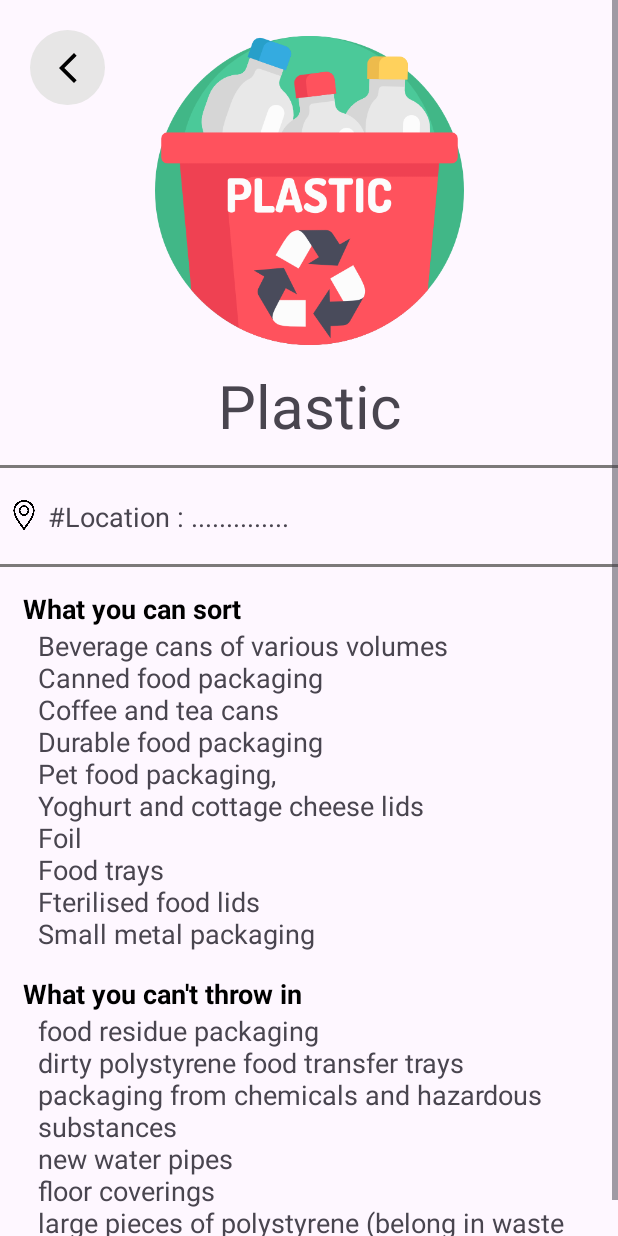
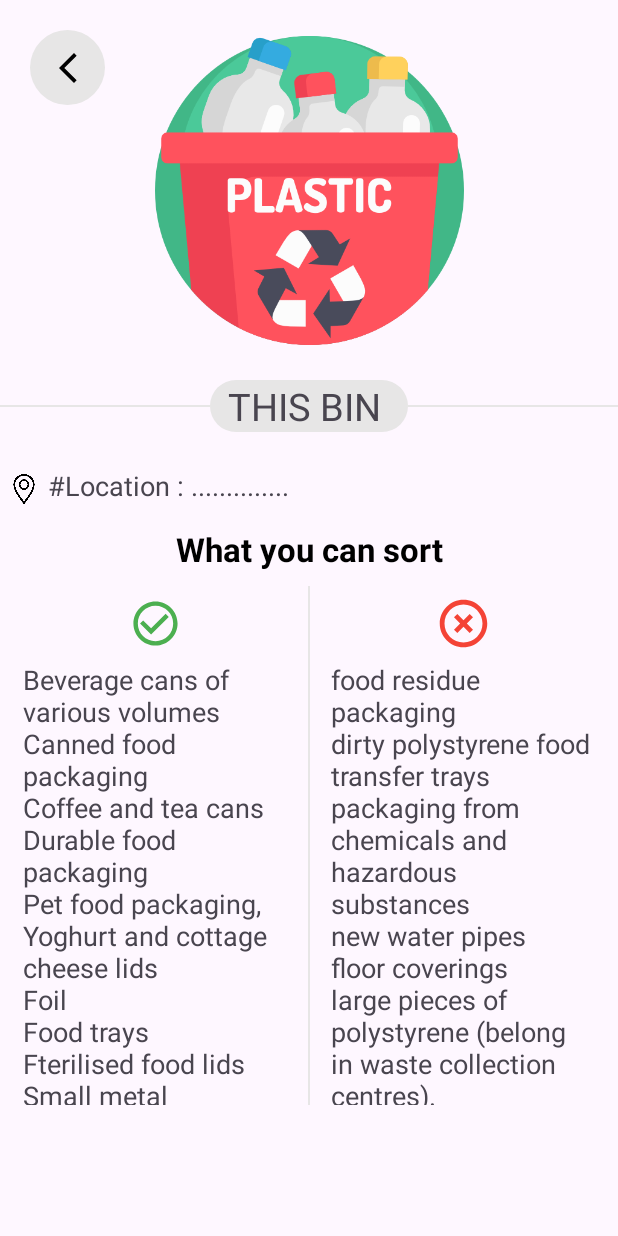
Before and after one commit to hugo-k/MobileApp, an Android app: the Data_display screen opened directly, with no data from a screen before it, on a phone screen of 412 x 824 dp. Run offline under Robolectric (Android 15) with nearby library versions, the phone set to English and light mode, and no system bars.

Commit message:
reworking of data display view

```diff
--- a/app/src/main/java/com/example/mobileapp/Data_display.java
+++ b/app/src/main/java/com/example/mobileapp/Data_display.java
@@ -32,9 +32,17 @@ public class Data_display extends AppCompatActivity {
             }
         });
 
-        String tid = JSONFileReader.dataToSearch(this, 0, "attributes", "tid");
-        String binCategory = JSONFileReader.dataToSearch(this, 0, "attributes", "komodita_odpad_separovany");
+        // Take datas send by InfoFragment from MapsActivity
+        Bundle extras = getIntent().getExtras();
+        if(extras != null) {
 
+            String addressFromActivity = extras.getString("address");
+            String tagFromActivity = extras.getString("index");
+
+            TextView textViewLocation = findViewById(R.id.textView02);
+            textViewLocation.setText(addressFromActivity);
+
+            String binCategory = JSONFileReader.dataToSearch(this, Integer.parseInt(tagFromActivity), "attributes", "komodita_odpad_separovany");
 
             switch (binCategory) {
                 case "Plasty, nápojové kartony a hliníkové plechovky od nápojů":
@@ -62,18 +70,8 @@ public class Data_display extends AppCompatActivity {
             }
 
             //Print in text view
-        TextView TestTextView = findViewById(R.id.textView01);
-        TestTextView.setText(binCategory);
-
-        // Take datas send by InfoFragment from MapsActivity
-        Bundle extras = getIntent().getExtras();
-        if(extras != null){
-            String addressFromActivity = extras.getString("address");
-            String tagFromActivity = extras.getString("tid");
-            Log.d("GetAd", "tag : " + tagFromActivity);
-
-            TextView textViewLocation = findViewById(R.id.textView02);
-            textViewLocation.setText(addressFromActivity);
+            //TextView TestTextView = findViewById(R.id.textView01);
+            //TestTextView.setText(binCategory);
         }
 
     }
--- a/app/src/main/java/com/example/mobileapp/InfoFragment.java
+++ b/app/src/main/java/com/example/mobileapp/InfoFragment.java
@@ -33,13 +33,12 @@ public class InfoFragment extends Fragment {
             public void onClick(View view) {
 
                 String addressFromActivity = getArguments().getString("address");
-                String tagFromActivity = getArguments().getString("tid");
-                Log.d("GetAddress", "address from act :" + addressFromActivity);
+                String tagFromActivity = getArguments().getString("index");
 
                 Intent i = new Intent(getActivity(), Data_display.class);
                 i.putExtra("address", addressFromActivity);
-                i.putExtra("tid", tagFromActivity);
-                Log.d("GetAd", "frag : " + addressFromActivity);
+                i.putExtra("index", tagFromActivity);
+
                 startActivity(i);
             }
         });
--- a/app/src/main/java/com/example/mobileapp/MapsActivity.java
+++ b/app/src/main/java/com/example/mobileapp/MapsActivity.java
@@ -86,8 +86,7 @@ public class MapsActivity extends AppCompatActivity implements OnMapReadyCallbac
         if (infoFragment != null) {
             Bundle bundle = new Bundle();
             bundle.putString("address", addressText);
-            bundle.putString("tid", tagText);
-            Log.d("GetAd", "act1 : " + addressText);
+            bundle.putString("index", tagText);
             infoFragment.setArguments(bundle);
 
             infoFragment.updatePostalAddress(addressText);
@@ -159,10 +158,11 @@ public class MapsActivity extends AppCompatActivity implements OnMapReadyCallbac
             LatLng markerPosition = new LatLng(Double.parseDouble(y), Double.parseDouble(x)); // Latitude and longitude
             Marker marker = mMap.addMarker(new MarkerOptions().position(markerPosition));
 
-            // Search and give TID identification as TAG to the marker
+            /* Search and give TID identification as TAG to the marker
             String tid = JSONFileReader.dataToSearch(this, i, "attributes", "tid");
             marker.setTag(Integer.parseInt(tid));
-
+            */
+            marker.setTag(i);
             marker.showInfoWindow();
         }
     }
--- /dev/null
+++ b/app/src/main/res/drawable/baseline_check_circle_outline_24.xml
@@ -0,0 +1,8 @@
+<vector android:tint="#4CAF50"
+    android:viewportHeight="24"
+    android:viewportWidth="24"
+    android:width="35dp"
+    android:height="35dp"
+    xmlns:android="http://schemas.android.com/apk/res/android">
+    <path android:fillColor="@android:color/white" android:pathData="M16.59,7.58L10,14.17l-3.59,-3.58L5,12l5,5 8,-8zM12,2C6.48,2 2,6.48 2,12s4.48,10 10,10 10,-4.48 10,-10S17.52,2 12,2zM12,20c-4.42,0 -8,-3.58 -8,-8s3.58,-8 8,-8 8,3.58 8,8 -3.58,8 -8,8z"/>
+</vector>
--- /dev/null
+++ b/app/src/main/res/drawable/baseline_highlight_off_24.xml
@@ -0,0 +1,9 @@
+<vector
+    android:tint="#F44336"
+    android:viewportHeight="24"
+    android:viewportWidth="24"
+    android:width="38dp"
+    android:height="38dp"
+    xmlns:android="http://schemas.android.com/apk/res/android">
+    <path android:fillColor="@android:color/white" android:pathData="M14.59,8L12,10.59 9.41,8 8,9.41 10.59,12 8,14.59 9.41,16 12,13.41 14.59,16 16,14.59 13.41,12 16,9.41 14.59,8zM12,2C6.47,2 2,6.47 2,12s4.47,10 10,10 10,-4.47 10,-10S17.53,2 12,2zM12,20c-4.41,0 -8,-3.59 -8,-8s3.59,-8 8,-8 8,3.59 8,8 -3.59,8 -8,8z"/>
+</vector>
--- a/app/src/main/res/layout/activity_data_display.xml
+++ b/app/src/main/res/layout/activity_data_display.xml
@@ -29,32 +29,50 @@
                 android:id="@+id/textView01"
                 android:layout_width="wrap_content"
                 android:layout_height="wrap_content"
-                android:text="Plastic bin"
-                android:textSize="40sp"
-                app:layout_constraintBottom_toTopOf="@+id/lineView01"
+                android:text="  THIS BIN   "
+                android:textSize="25sp"
+                android:background="@drawable/roundedbutton"
+                app:layout_constraintBottom_toTopOf="@+id/textView02"
                 app:layout_constraintEnd_toEndOf="parent"
                 app:layout_constraintStart_toStartOf="parent"
                 app:layout_constraintTop_toBottomOf="@+id/imageViewCategory" />
 
             <View
                 android:id="@+id/lineView01"
-                android:layout_width="fill_parent"
-                android:layout_height="2dip"
-                android:layout_marginTop="80dp"
-                android:background="#7C7979"
-                app:layout_constraintEnd_toEndOf="parent"
+                android:layout_width="0dp"
+                android:layout_height="1dp"
+                android:layout_marginTop="40dp"
+                android:layout_marginBottom="40dp"
+                android:background="#E7E6E6"
+                app:layout_constraintBottom_toTopOf="@+id/textView02"
+                app:layout_constraintEnd_toStartOf="@+id/textView01"
                 app:layout_constraintStart_toStartOf="parent"
-                app:layout_constraintTop_toBottomOf="@+id/imageViewCategory" />
+                app:layout_constraintTop_toBottomOf="@+id/imageViewCategory"
+                app:layout_constraintVertical_bias="1.0" />
 
             <View
                 android:id="@+id/lineView02"
-                android:layout_width="fill_parent"
-                android:layout_height="2dp"
-                android:layout_marginTop="64dp"
-                android:background="#7C7979"
+                android:layout_width="0dp"
+                android:layout_height="1dp"
+                android:layout_marginTop="40dp"
+                android:layout_marginBottom="40dp"
+                android:background="#E7E6E6"
+                app:layout_constraintEnd_toEndOf="parent"
+                app:layout_constraintStart_toEndOf="@+id/textView01"
+                app:layout_constraintTop_toBottomOf="@+id/imageViewCategory"
+                app:layout_constraintBottom_toTopOf="@+id/textView02"/>
+
+            <View
+                android:id="@+id/lineView03"
+                android:layout_width="1dp"
+                android:layout_height="0dp"
+                android:layout_marginTop="10dp"
+                android:background="#E7E6E6"
+                app:layout_constraintBottom_toBottomOf="@+id/textView04"
                 app:layout_constraintEnd_toEndOf="parent"
                 app:layout_constraintStart_toStartOf="parent"
-                app:layout_constraintTop_toBottomOf="@+id/lineView01" />
+                app:layout_constraintTop_toBottomOf="@+id/textView03"
+                app:layout_constraintVertical_bias="0.0" />
 
             <TextView
                 android:id="@+id/textView02"
@@ -63,20 +81,21 @@
                 android:layout_marginEnd="30dp"
                 android:text="#Location : .............."
                 android:textSize="18sp"
-                app:layout_constraintBottom_toTopOf="@+id/lineView02"
+                app:layout_constraintBottom_toTopOf="@+id/textView03"
                 app:layout_constraintEnd_toEndOf="parent"
-                app:layout_constraintTop_toBottomOf="@+id/lineView01" />
+                app:layout_constraintTop_toBottomOf="@+id/textView01" />
 
             <ImageView
                 android:id="@+id/imageViewLocation"
                 android:layout_width="20dp"
                 android:layout_height="20dp"
                 android:layout_marginStart="15dp"
+                android:layout_marginTop="12dp"
                 android:layout_marginEnd="15dp"
-                app:layout_constraintBottom_toTopOf="@+id/lineView02"
+                app:layout_constraintBottom_toTopOf="@+id/textView03"
                 app:layout_constraintEnd_toStartOf="@+id/textView02"
                 app:layout_constraintStart_toStartOf="parent"
-                app:layout_constraintTop_toTopOf="@id/lineView01"
+                app:layout_constraintTop_toBottomOf="@id/textView01"
                 app:srcCompat="@drawable/location" />
 
             <TextView
@@ -84,49 +103,61 @@
                 style="@style/BoldText"
                 android:layout_width="wrap_content"
                 android:layout_height="wrap_content"
-                android:layout_marginStart="15dp"
                 android:layout_marginTop="15dp"
                 android:text="What you can sort"
+                app:layout_constraintEnd_toEndOf="parent"
                 app:layout_constraintStart_toStartOf="parent"
-                app:layout_constraintTop_toBottomOf="@+id/lineView02" />
+                app:layout_constraintTop_toBottomOf="@+id/textView02" />
+
+            <ImageView
+                android:id="@+id/imageViewEnable"
+                android:layout_width="wrap_content"
+                android:layout_height="wrap_content"
+                android:layout_marginTop="10dp"
+                app:layout_constraintBottom_toTopOf="@+id/textView04"
+                app:layout_constraintEnd_toEndOf="@+id/textView04"
+                app:layout_constraintStart_toStartOf="@+id/textView04"
+                app:layout_constraintTop_toBottomOf="@+id/textView03"
+                app:srcCompat="@drawable/baseline_check_circle_outline_24" />
+
+            <ImageView
+                android:layout_width="wrap_content"
+                android:layout_height="wrap_content"
+                android:layout_marginTop="10dp"
+                app:layout_constraintBottom_toTopOf="@+id/textView05"
+                app:layout_constraintEnd_toEndOf="@+id/textView05"
+                app:layout_constraintStart_toStartOf="@+id/textView05"
+                app:layout_constraintTop_toBottomOf="@+id/textView03"
+                app:srcCompat="@drawable/baseline_highlight_off_24"/>
 
             <TextView
                 android:id="@+id/textView04"
                 android:layout_width="0dp"
-                android:layout_height="wrap_content"
-                android:layout_marginStart="25dp"
-                android:layout_marginEnd="25dp"
+                android:layout_height="0dp"
+                android:layout_marginStart="15dp"
+                android:layout_marginTop="60dp"
+                android:layout_marginEnd="15dp"
                 android:text="Beverage cans of various volumes\nCanned food packaging\nCoffee and tea cans\nDurable food packaging\nPet food packaging,\nYoghurt and cottage cheese lids\nFoil\nFood trays\nFterilised food lids\nSmall metal packaging"
                 android:textSize="18sp"
-                app:layout_constraintBottom_toTopOf="@+id/textView05"
-                app:layout_constraintEnd_toEndOf="parent"
-                app:layout_constraintHorizontal_bias="1.0"
+                app:layout_constraintBottom_toBottomOf="parent"
+                app:layout_constraintEnd_toEndOf="@+id/lineView03"
                 app:layout_constraintStart_toStartOf="parent"
                 app:layout_constraintTop_toBottomOf="@+id/textView03" />
 
             <TextView
                 android:id="@+id/textView05"
-                style="@style/BoldText"
-                android:layout_width="wrap_content"
-                android:layout_height="wrap_content"
+                android:layout_width="0dp"
+                android:layout_height="296dp"
                 android:layout_marginStart="15dp"
-                android:layout_marginTop="15dp"
-                android:text="What you can't throw in"
-                app:layout_constraintStart_toStartOf="parent"
-                app:layout_constraintTop_toBottomOf="@+id/textView04" />
-
-            <TextView
-                android:id="@+id/textView06"
-                android:layout_width="0dp"
-                android:layout_height="wrap_content"
-                android:layout_marginStart="25dp"
-                android:layout_marginEnd="25dp"
+                android:layout_marginTop="60dp"
+                android:layout_marginEnd="15dp"
                 android:text="food residue packaging\ndirty polystyrene food transfer trays\npackaging from chemicals and hazardous substances\nnew water pipes\nfloor coverings\nlarge pieces of polystyrene (belong in waste collection centres)."
                 android:textSize="18sp"
+                app:layout_constraintBottom_toBottomOf="parent"
                 app:layout_constraintEnd_toEndOf="parent"
                 app:layout_constraintHorizontal_bias="1.0"
-                app:layout_constraintStart_toStartOf="parent"
-                app:layout_constraintTop_toBottomOf="@+id/textView05" />
+                app:layout_constraintStart_toStartOf="@id/lineView03"
+                app:layout_constraintTop_toBottomOf="@+id/textView03" />
 
             <ImageButton
                 android:id="@+id/goToMapsActivity"
--- a/app/src/main/res/values/styles.xml
+++ b/app/src/main/res/values/styles.xml
@@ -3,6 +3,6 @@
     <style name="BoldText" parent="TextAppearance.AppCompat">
         <item name="android:textColor">#FF000000</item>
         <item name="android:textStyle">bold</item>
-        <item name="android:textSize">18sp</item>
+        <item name="android:textSize">22sp</item>
     </style>
 </resources>
```
Lines whose indentation alone changed are shown as unchanged.
